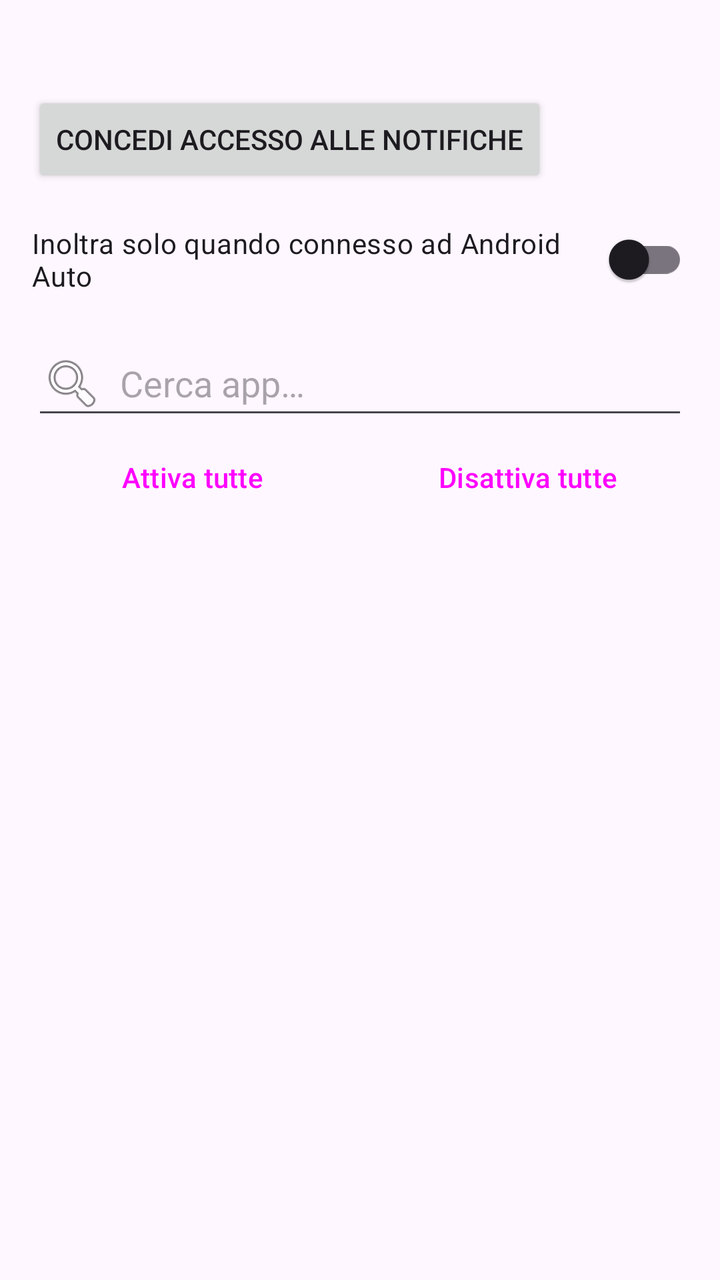
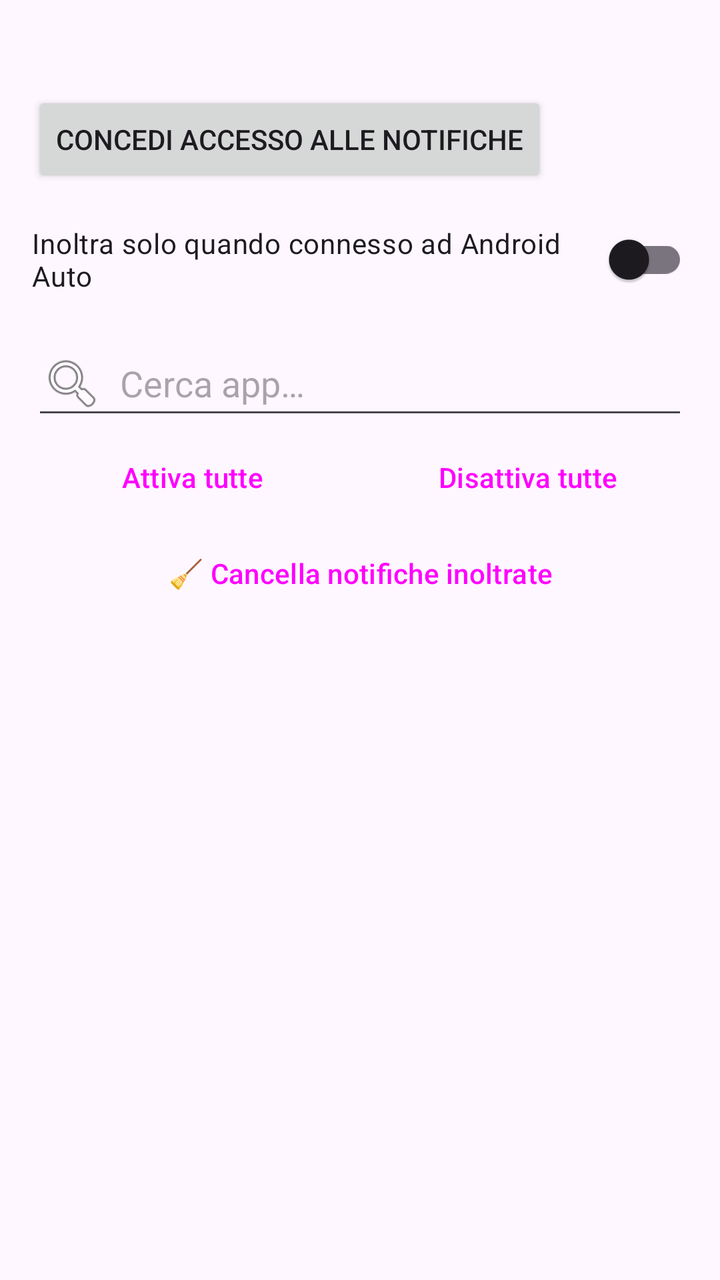

Before-and-after screenshots of an Android layout around one commit, followed by the original layout XML and the change that was made.
<!-- AndroidManifest.xml: application theme Theme.NotifyAuto -->
<!-- res/layout/activity_main.xml -->
<?xml version="1.0" encoding="utf-8"?>
<LinearLayout xmlns:android="http://schemas.android.com/apk/res/android"
    android:layout_width="match_parent"
    android:layout_height="match_parent"
    android:orientation="vertical"
    android:padding="16dp">

    <TextView
        android:id="@+id/status_text"
        android:layout_width="match_parent"
        android:layout_height="wrap_content"
        android:textAppearance="?attr/textAppearanceBodyLarge" />

    <Button
        android:id="@+id/grant_button"
        android:layout_width="wrap_content"
        android:layout_height="wrap_content"
        android:layout_marginTop="8dp"
        android:text="@string/grant_access" />

    <androidx.appcompat.widget.SwitchCompat
        android:id="@+id/only_car_switch"
        android:layout_width="match_parent"
        android:layout_height="wrap_content"
        android:layout_marginTop="12dp"
        android:text="@string/only_when_connected" />

    <EditText
        android:id="@+id/search_input"
        android:layout_width="match_parent"
        android:layout_height="wrap_content"
        android:layout_marginTop="12dp"
        android:hint="@string/search_hint"
        android:inputType="text"
        android:maxLines="1"
        android:drawableStart="@android:drawable/ic_menu_search"
        android:drawablePadding="8dp"
        android:importantForAutofill="no" />

    <LinearLayout
        android:layout_width="match_parent"
        android:layout_height="wrap_content"
        android:orientation="horizontal">

        <Button
            android:id="@+id/select_all_button"
            style="?attr/materialButtonOutlinedStyle"
            android:layout_width="0dp"
            android:layout_height="wrap_content"
            android:layout_weight="1"
            android:layout_marginEnd="4dp"
            android:text="@string/select_all" />

        <Button
            android:id="@+id/deselect_all_button"
            style="?attr/materialButtonOutlinedStyle"
            android:layout_width="0dp"
            android:layout_height="wrap_content"
            android:layout_weight="1"
            android:layout_marginStart="4dp"
            android:text="@string/deselect_all" />
    </LinearLayout>

    <androidx.recyclerview.widget.RecyclerView
        android:id="@+id/app_list"
        android:layout_width="match_parent"
        android:layout_height="0dp"
        android:layout_weight="1" />
</LinearLayout>
<!-- resources referenced by this layout -->
<resources>
  <string name="deselect_all">Disattiva tutte</string>
  <string name="grant_access">Concedi accesso alle notifiche</string>
  <string name="only_when_connected">Inoltra solo quando connesso ad Android Auto</string>
  <string name="search_hint">Cerca app…</string>
  <string name="select_all">Attiva tutte</string>
  <style name="Theme.NotifyAuto" parent="Theme.Material3.DayNight" />
</resources>

<!-- the commit's change to res/layout/activity_main.xml (unified diff, before → after) -->
@@ -61,6 +61,13 @@
             android:text="@string/deselect_all" />
     </LinearLayout>
 
+    <Button
+        android:id="@+id/clear_notifications_button"
+        style="?attr/materialButtonOutlinedStyle"
+        android:layout_width="match_parent"
+        android:layout_height="wrap_content"
+        android:text="@string/clear_notifications" />
+
     <androidx.recyclerview.widget.RecyclerView
         android:id="@+id/app_list"
         android:layout_width="match_parent"
<!-- resource entries referenced after the edit -->
@@ -1,5 +1,6 @@
 <!-- resources referenced by this layout -->
 <resources>
+  <string name="clear_notifications">🧹 Cancella notifiche inoltrate</string>
   <string name="deselect_all">Disattiva tutte</string>
   <string name="grant_access">Concedi accesso alle notifiche</string>
   <string name="only_when_connected">Inoltra solo quando connesso ad Android Auto</string>
